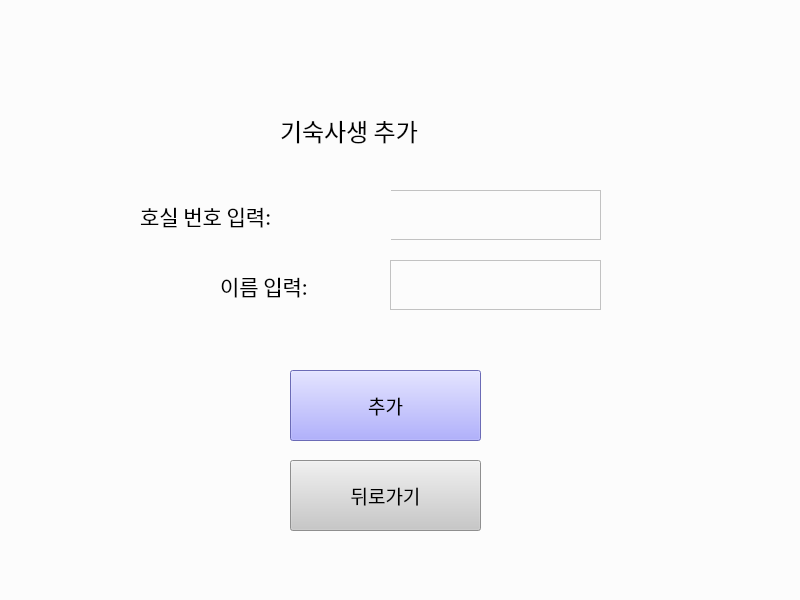
This is add.ui in Hyemin-12/goingout-journal as Qt 5 draws it before an edit. The edited form follows.
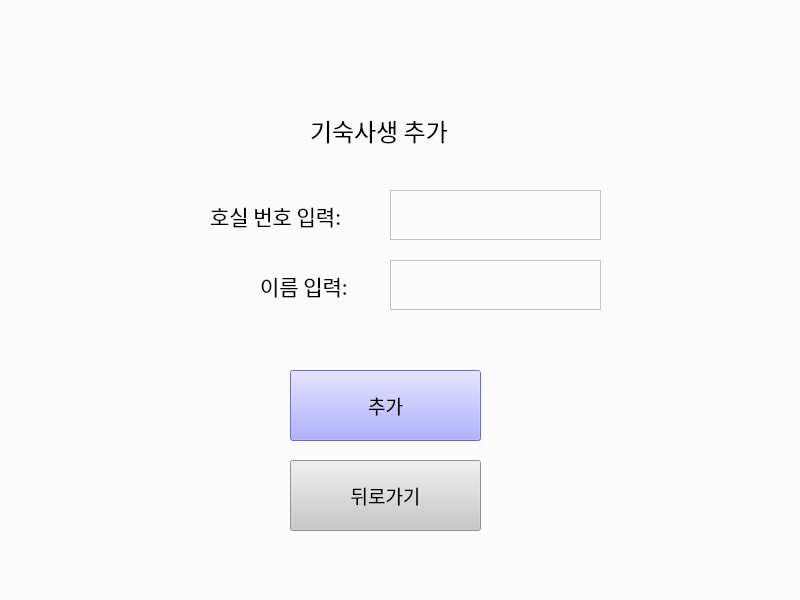
This is the edited form.

Diff of the .ui file:
```diff
--- a/add.ui
+++ b/add.ui
@@ -19,9 +19,9 @@
   <widget class="QLabel" name="add_title">
    <property name="geometry">
     <rect>
-     <x>280</x>
+     <x>310</x>
      <y>110</y>
-     <width>271</width>
+     <width>161</width>
      <height>41</height>
     </rect>
    </property>
@@ -38,9 +38,9 @@
   <widget class="QLabel" name="search_title_3">
    <property name="geometry">
     <rect>
-     <x>220</x>
+     <x>260</x>
      <y>260</y>
-     <width>171</width>
+     <width>111</width>
      <height>51</height>
     </rect>
    </property>
@@ -95,9 +95,9 @@
   <widget class="QLabel" name="search_title_2">
    <property name="geometry">
     <rect>
-     <x>140</x>
+     <x>210</x>
      <y>190</y>
-     <width>251</width>
+     <width>161</width>
      <height>51</height>
     </rect>
    </property>
```
